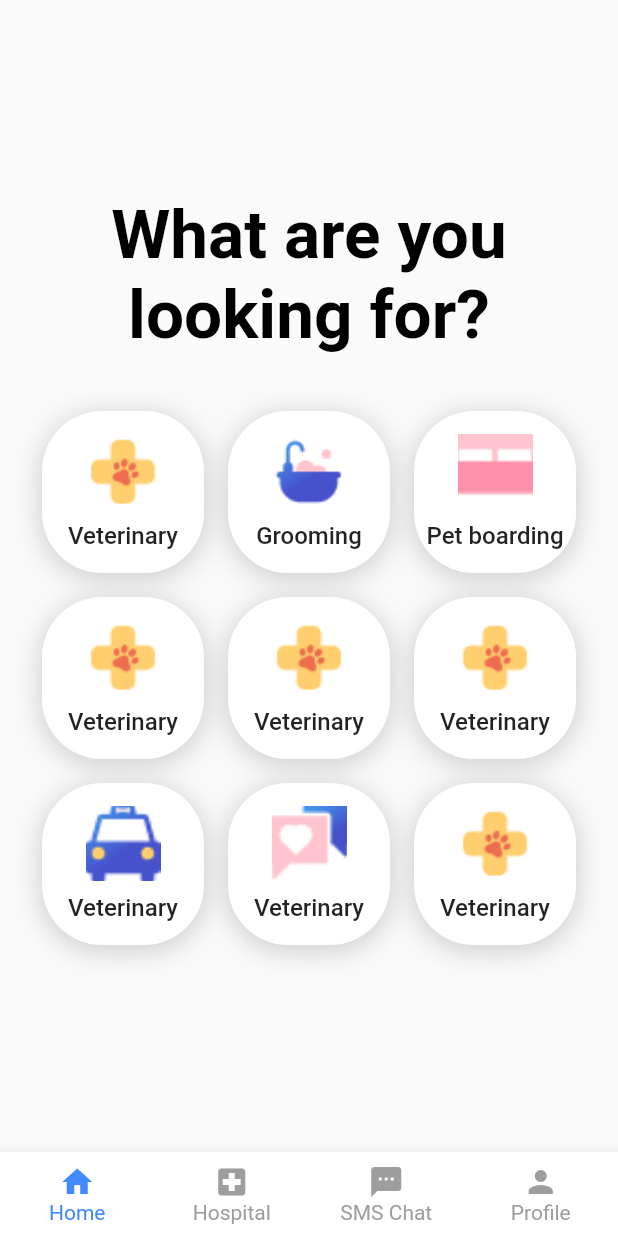
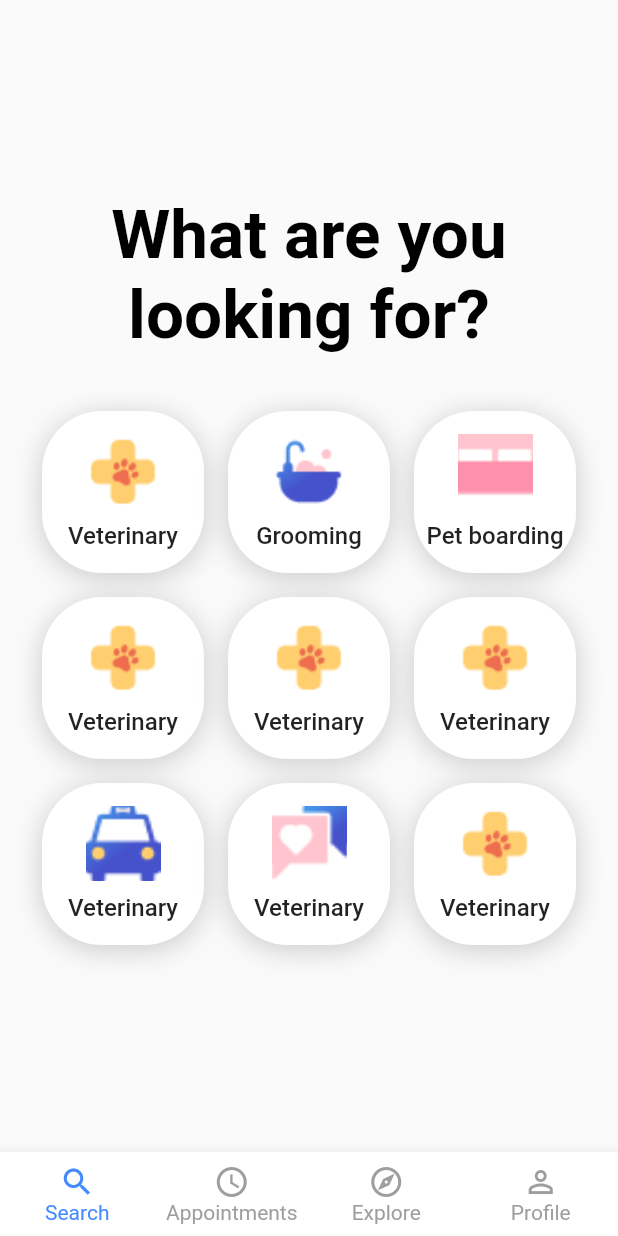
Before and after one commit to Rehman6578/pet_shop, a Flutter app: the screen it shows after launch, after a tap on "Sign In", on a phone screen of 412 x 824 dp. Run offline on Flutter 3.47's test engine with Material 2 defaults, Android fonts, the phone set to English and light mode, and no system bars; our stand-ins replace firebase_auth, firebase_core, get; accounts and stored records are empty; Roboto replaces fonts that are missing (Encode Sans).

Commit message:
initial commit

```diff
--- a/lib/MainScreen.dart
+++ b/lib/MainScreen.dart
@@ -66,20 +66,20 @@ class _MainScreenState extends State<MainScreen> {
           },
           items: const [
             BottomNavigationBarItem(
-              label: 'Home',
-              icon: Icon(Icons.home),
+              label: 'Search',
+              icon: Icon(Icons.search),
             ),
             BottomNavigationBarItem(
-              label: 'Hospital',
-              icon: Icon(Icons.local_hospital),
+              label: 'Appointments',
+              icon: Icon(Icons.watch_later_outlined),
             ),
             BottomNavigationBarItem(
-              label: 'SMS Chat',
-              icon: Icon(Icons.sms),
+              label: 'Explore',
+              icon: Icon(Icons.explore_outlined),
             ),
             BottomNavigationBarItem(
               label: 'Profile',
-              icon: Icon(Icons.person),
+              icon: Icon(Icons.person_outline_outlined),
             ),
           ],
         ),
```
Also changed, not shown: lib/Utils.dart (+21 -1 lines).
